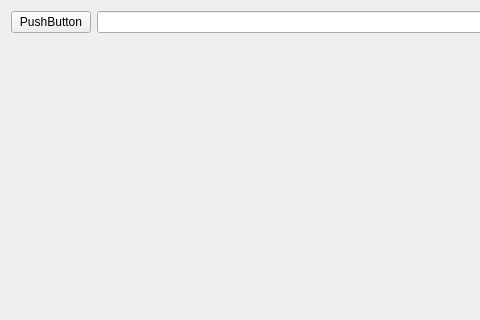
First picture: the form in mywidget.ui, repository silencewings1/Ball, before the edit; both pictures show x 0 to 480 and y 0 to 320 of the 1200 by 600 pixel window.
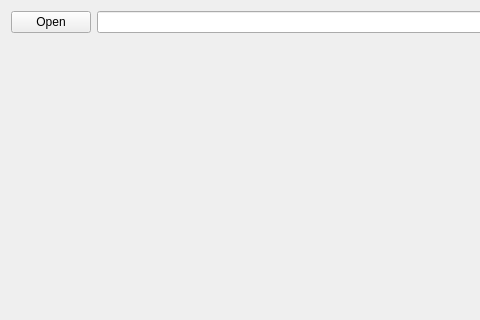
Second picture: the form after the edit.

Commit message: update motionDisplay - add gravity

Patch:
```diff
--- a/mywidget.ui
+++ b/mywidget.ui
@@ -17,7 +17,7 @@
    <item row="0" column="0">
     <widget class="QPushButton" name="pushButton">
      <property name="text">
-      <string>PushButton</string>
+      <string>Open</string>
      </property>
     </widget>
    </item>
```
The commit also changes 2 other files.
